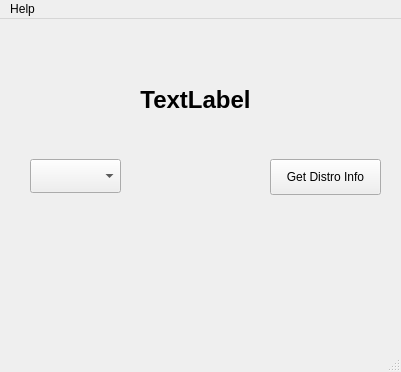
Before: the Qt Designer form src/mainwindow.ui in MARKMENTAL/QtDistroDemo, drawn with Qt 5.
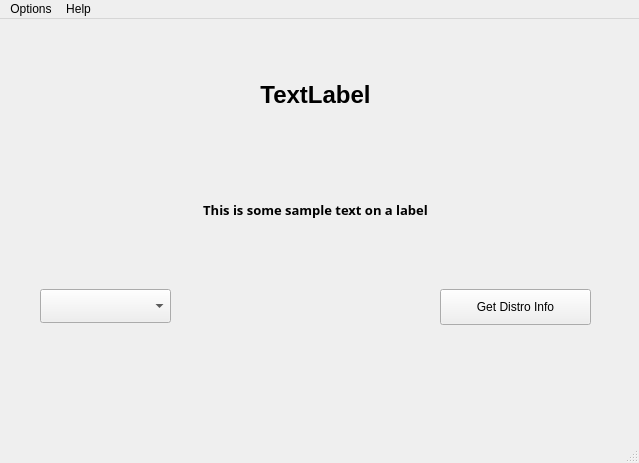
After: the same form once the commit is applied.

What changed in the file:
```diff
--- a/src/mainwindow.ui
+++ b/src/mainwindow.ui
@@ -9,8 +9,8 @@
    <rect>
     <x>0</x>
     <y>0</y>
-    <width>401</width>
-    <height>372</height>
+    <width>639</width>
+    <height>463</height>
    </rect>
   </property>
   <property name="sizePolicy">
@@ -29,10 +29,10 @@
    <widget class="QLabel" name="lbl0">
     <property name="geometry">
      <rect>
-      <x>60</x>
+      <x>180</x>
       <y>10</y>
       <width>271</width>
-      <height>141</height>
+      <height>131</height>
      </rect>
     </property>
     <property name="font">
@@ -58,9 +58,9 @@
    <widget class="QComboBox" name="cmb0">
     <property name="geometry">
      <rect>
-      <x>30</x>
-      <y>140</y>
-      <width>91</width>
+      <x>40</x>
+      <y>270</y>
+      <width>131</width>
       <height>34</height>
      </rect>
     </property>
@@ -68,9 +68,9 @@
    <widget class="QPushButton" name="btn0">
     <property name="geometry">
      <rect>
-      <x>270</x>
-      <y>140</y>
-      <width>111</width>
+      <x>440</x>
+      <y>270</y>
+      <width>151</width>
       <height>36</height>
      </rect>
     </property>
@@ -87,10 +87,10 @@
    <widget class="QLabel" name="lbl1">
     <property name="geometry">
      <rect>
-      <x>130</x>
-      <y>180</y>
-      <width>131</width>
-      <height>131</height>
+      <x>260</x>
+      <y>290</y>
+      <width>111</width>
+      <height>111</height>
      </rect>
     </property>
     <property name="text">
@@ -99,6 +99,39 @@
     <property name="scaledContents">
      <bool>true</bool>
     </property>
+    <property name="alignment">
+     <set>Qt::AlignCenter</set>
+    </property>
+   </widget>
+   <widget class="QLabel" name="lbldistroinf">
+    <property name="geometry">
+     <rect>
+      <x>80</x>
+      <y>130</y>
+      <width>471</width>
+      <height>121</height>
+     </rect>
+    </property>
+    <property name="font">
+     <font>
+      <family>Noto Sans</family>
+      <pointsize>10</pointsize>
+      <weight>75</weight>
+      <bold>true</bold>
+     </font>
+    </property>
+    <property name="text">
+     <string>This is some sample text on a label</string>
+    </property>
+    <property name="scaledContents">
+     <bool>false</bool>
+    </property>
+    <property name="alignment">
+     <set>Qt::AlignCenter</set>
+    </property>
+    <property name="wordWrap">
+     <bool>true</bool>
+    </property>
    </widget>
   </widget>
   <widget class="QMenuBar" name="menubar">
@@ -106,7 +139,7 @@
     <rect>
      <x>0</x>
      <y>0</y>
-     <width>401</width>
+     <width>639</width>
      <height>32</height>
     </rect>
    </property>
@@ -116,6 +149,16 @@
     </property>
     <addaction name="btnabt"/>
    </widget>
+   <widget class="QMenu" name="menuOptions">
+    <property name="tearOffEnabled">
+     <bool>true</bool>
+    </property>
+    <property name="title">
+     <string>Options</string>
+    </property>
+    <addaction name="btnreset"/>
+   </widget>
+   <addaction name="menuOptions"/>
    <addaction name="menuHelp"/>
   </widget>
   <widget class="QStatusBar" name="statusbar"/>
```
Left out of the diff: 29 changed lines with no effect on the pictures.
